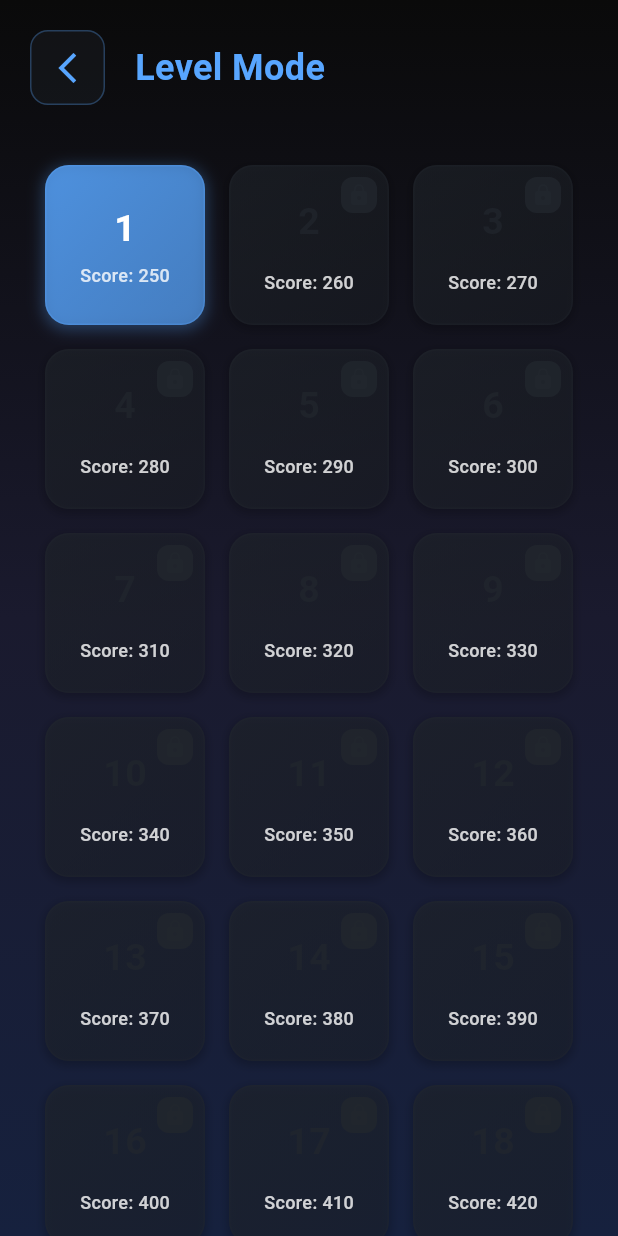
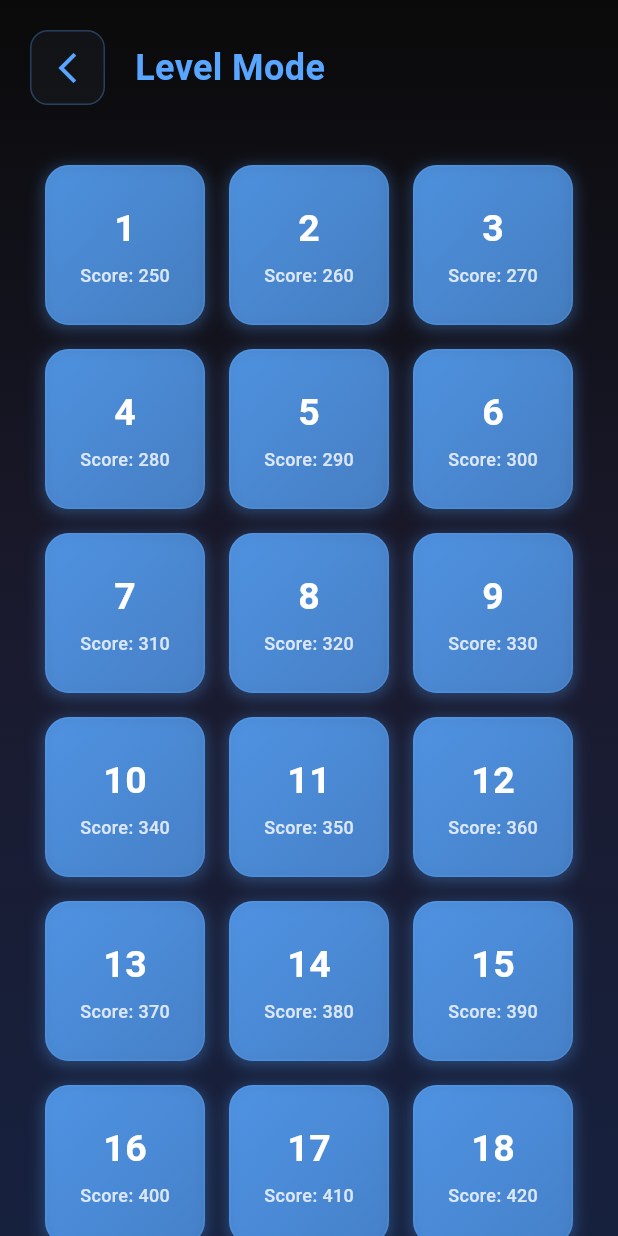
Before and after one commit to YoussefGhonem1/snake_game, a Flutter app: the OpenGameLevels screen opened by its route, on a phone screen of 412 x 824 dp. Run offline on Flutter 3.47's test engine with Material 3 defaults, Android fonts, the light colour scheme and no system bars; our stand-ins replace audioplayers, easy_localization, firebase_core, firebase_messaging, lottie, percent_indicator and 2 more; accounts and stored records are empty.

Commit message:
handle patterns issue

```diff
--- a/lib/view/game/game_board.dart
+++ b/lib/view/game/game_board.dart
@@ -37,7 +37,7 @@ class _GameBoardState extends State<GameBoard>
   late Animation<double> _glowAnimation;
   late Animation<double> _scoreAnimation;
 
-@override
+  @override
   void initState() {
     super.initState();
     WidgetsBinding.instance.addObserver(this);
@@ -265,7 +265,7 @@ class _GameBoardState extends State<GameBoard>
     VoidCallback onPressed,
   ) {
     return SizedBox(
-      width: MediaQuery.of(context).size.width * 0.32,
+      width: MediaQuery.of(context).size.width * 0.33,
       child: ElevatedButton.icon(
         onPressed: onPressed,
         icon: Icon(icon, color: ColorHelper.instance.onPrimary),
--- a/lib/view/game/open_game_levels.dart
+++ b/lib/view/game/open_game_levels.dart
@@ -125,8 +125,8 @@ class _OpenGameLevelsState extends State<OpenGameLevels> {
 
   getLevelWidget(BuildContext context, int index) {
     // Use the new enhanced score system for level unlocking
-    bool isLevelUnlocked = index < gameScreenViewModel.maxUnlockedLevel;
-    //bool isLevelUnlocked =true;
+   // bool isLevelUnlocked = index < gameScreenViewModel.maxUnlockedLevel;
+    bool isLevelUnlocked =true;
 
     // In free mode, show all unlocked levels; in level mode, use traditional progression
     if (!isLevelUnlocked && (_isFreeMode || index > 0)) {
--- a/lib/view_model/game/game_view_model.dart
+++ b/lib/view_model/game/game_view_model.dart
@@ -17,7 +17,7 @@ class GameViewModel extends ChangeNotifier {
     loadGameProgress();
     _initializeLevelsData();
   }
-  int _rows = 20;
+  int _rows = 30;
   int _columns = 20;
   double _cellSize = 20.0;
 
@@ -420,14 +420,14 @@ class GameViewModel extends ChangeNotifier {
       }
     }
 
-    // في أسوأ الحالات، نعود لمكان آمن معروف ومضمون
     return const Offset(10, 10);
   }
 
   List<Offset> _getCornerClustersPattern() {
     List<Offset> barriers = [];
-    for (int i = 2; i < 6; i++) {
-      for (int j = 2; j < 6; j++) {
+    int clusterSize = (_rows * 0.15).floor(); // حجم الكتلة = 15% من البورد
+    for (int i = 1; i < clusterSize; i++) {
+      for (int j = 1; j < clusterSize; j++) {
         barriers.add(Offset(i.toDouble(), j.toDouble())); // Top-Left
         barriers.add(
           Offset((_columns - 1 - i).toDouble(), j.toDouble()),
@@ -445,55 +445,72 @@ class GameViewModel extends ChangeNotifier {
 
   List<Offset> _getMazePattern() {
     List<Offset> barriers = [];
-    for (int i = 0; i < 14; i++) {
-      barriers.add(Offset(4, i.toDouble()));
-      barriers.add(Offset(15, (_rows - 1 - i).toDouble()));
+    int leftX = (_columns * 0.2).floor();
+    int rightX = (_columns * 0.8).floor();
+    int verticalHeight = (_rows * 0.7).floor();
+    int midY = (_rows * 0.35).floor();
+
+    for (int i = 0; i < verticalHeight; i++) {
+      barriers.add(Offset(leftX.toDouble(), i.toDouble()));
+      barriers.add(Offset(rightX.toDouble(), (_rows - 1 - i).toDouble()));
     }
-    for (int i = 9; i < _columns; i++) {
-      barriers.add(Offset(i.toDouble(), 7));
+    for (int i = (_columns ~/ 2); i < _columns; i++) {
+      barriers.add(Offset(i.toDouble(), midY.toDouble()));
     }
     return barriers;
   }
 
   List<Offset> _getParallelLinesPattern() {
     List<Offset> barriers = [];
-    for (int i = 4; i < _rows - 4; i++) {
-      barriers.add(Offset(6, i.toDouble()));
-      barriers.add(Offset(13, i.toDouble()));
+    int leftX = (_columns * 0.3).floor();
+    int rightX = (_columns * 0.65).floor();
+    for (int i = (_rows * 0.1).floor(); i < (_rows * 0.9).floor(); i++) {
+      barriers.add(Offset(leftX.toDouble(), i.toDouble()));
+      barriers.add(Offset(rightX.toDouble(), i.toDouble()));
     }
     return barriers;
   }
 
   List<Offset> _getCrossPattern() {
     List<Offset> barriers = [];
-    for (int i = 5; i < _columns - 5; i++) {
-      barriers.add(Offset(i.toDouble(), 9));
+    int midX = (_columns ~/ 2);
+    int midY = (_rows ~/ 2);
+
+    for (int i = (_columns * 0.2).floor(); i < (_columns * 0.8).floor(); i++) {
+      barriers.add(Offset(i.toDouble(), midY.toDouble()));
     }
-    for (int i = 5; i < _rows - 5; i++) {
-      barriers.add(Offset(9, i.toDouble()));
+    for (int i = (_rows * 0.2).floor(); i < (_rows * 0.8).floor(); i++) {
+      barriers.add(Offset(midX.toDouble(), i.toDouble()));
     }
     return barriers;
   }
 
   List<Offset> _getCentralBoxPattern() {
     List<Offset> barriers = [];
-    for (int i = 6; i < _columns - 6; i++) {
-      barriers.add(Offset(i.toDouble(), 6));
+    int leftX = (_columns * 0.25).floor();
+    int rightX = (_columns * 0.75).floor();
+    int topY = (_rows * 0.25).floor();
+    int bottomY = (_rows * 0.75).floor();
+
+    for (int i = leftX; i <= rightX; i++) {
+      barriers.add(Offset(i.toDouble(), topY.toDouble())); // top
+      barriers.add(Offset(i.toDouble(), bottomY.toDouble())); // bottom
     }
-    for (int i = 7; i < _rows - 7; i++) {
-      if (i < (_rows / 2) - 2 || i > (_rows / 2) + 1) {
-        barriers.add(Offset(6, i.toDouble()));
-        barriers.add(Offset(_columns - 7, i.toDouble()));
-      }
+    for (int j = topY; j <= bottomY; j++) {
+      barriers.add(Offset(leftX.toDouble(), j.toDouble())); // left
+      barriers.add(Offset(rightX.toDouble(), j.toDouble())); // right
     }
     return barriers;
   }
 
   List<Offset> _getDiagonalLinesPattern() {
     List<Offset> barriers = [];
-    for (int i = 4; i < 16; i++) {
-      barriers.add(Offset(i.toDouble(), i.toDouble()));
-      barriers.add(Offset((_columns - 1 - i).toDouble(), i.toDouble()));
+    int minDim = min(_rows, _columns);
+    for (int i = 2; i < minDim - 2; i++) {
+      barriers.add(Offset(i.toDouble(), i.toDouble())); // \ main diagonal
+      barriers.add(
+        Offset((_columns - 1 - i).toDouble(), i.toDouble()),
+      ); // / anti-diagonal
     }
     return barriers;
   }
@@ -533,7 +550,7 @@ class GameViewModel extends ChangeNotifier {
 
       if (levelNumber > 100) {
         customBoardColor = const Color(0xFF1A1A2E).withOpacity(0.5);
-        customGridColor = customBoardColor;
+       // customGridColor = customBoardColor;
       }
 
       int initialSnakeLength = 4 + (i ~/ 20);
```
